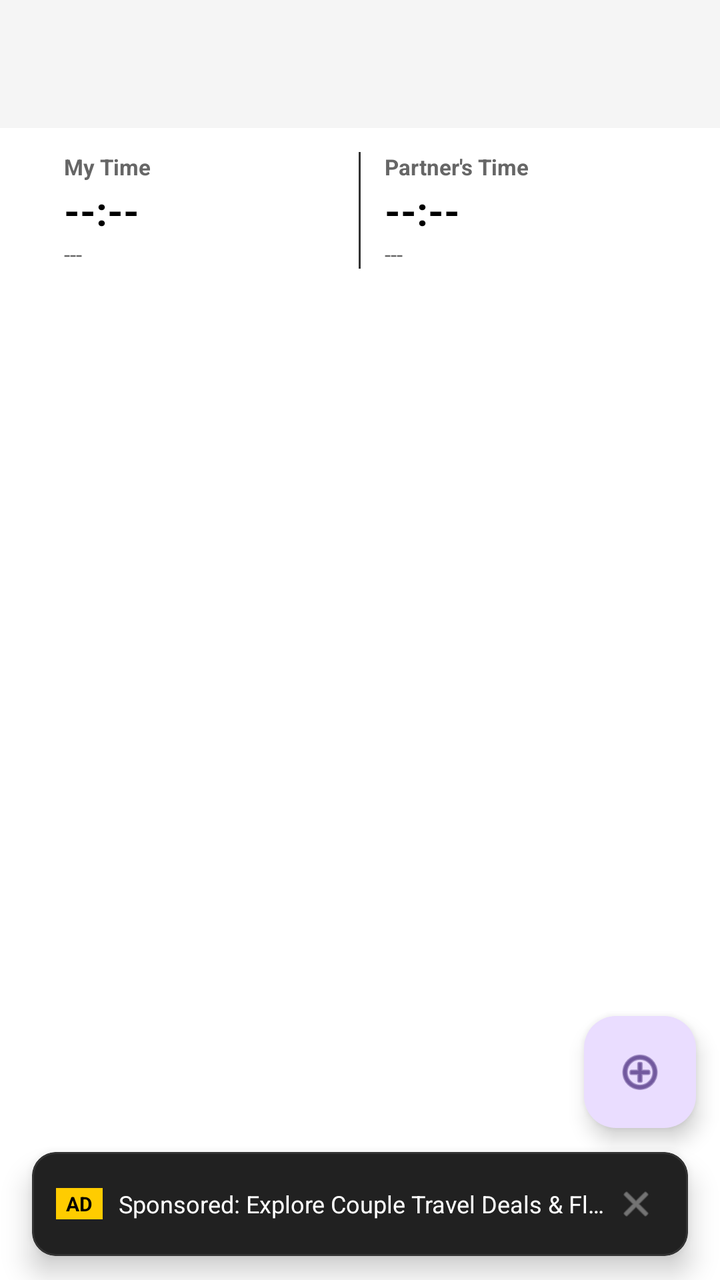
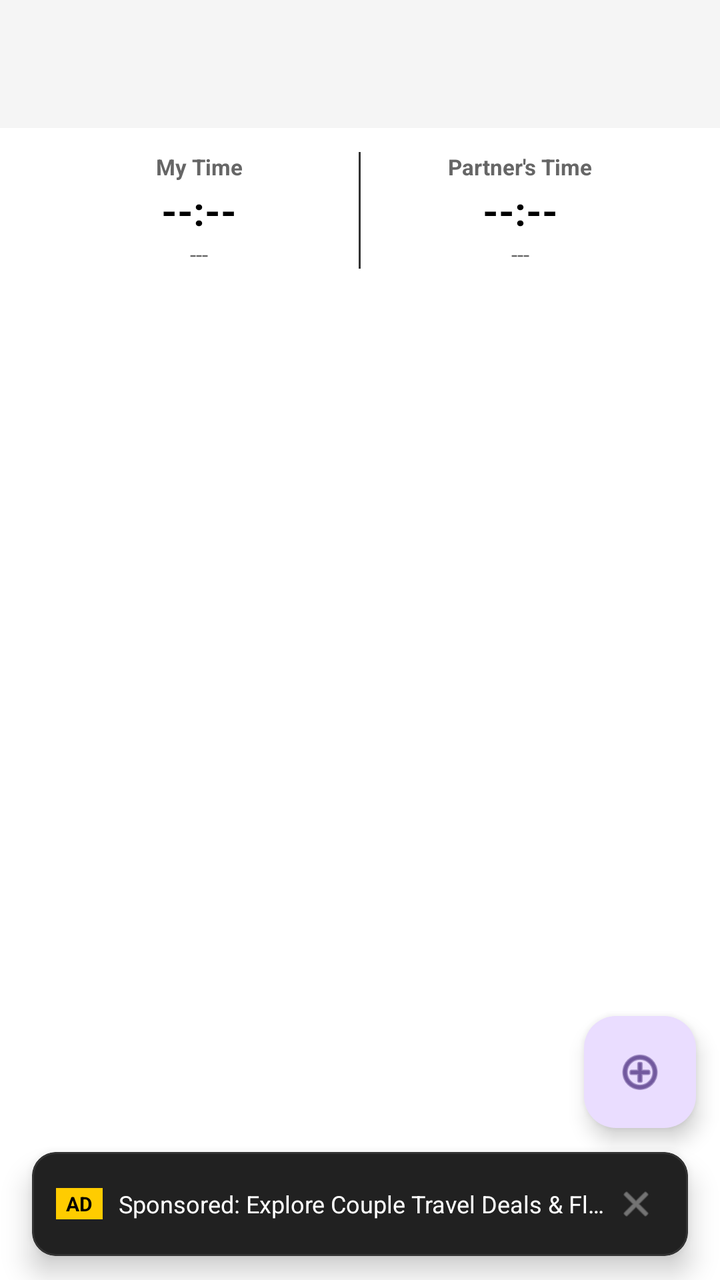

Compare the two renders of this Android layout. The source of the first and the diff that turns it into the second are given below.
<!-- AndroidManifest.xml: application theme Theme.ProjectCecily -->
<!-- res/layout/activity_flight.xml -->
<?xml version="1.0" encoding="utf-8"?>
<androidx.constraintlayout.widget.ConstraintLayout xmlns:android="http://schemas.android.com/apk/res/android"
    xmlns:app="http://schemas.android.com/apk/res-auto"
    android:layout_width="match_parent"
    android:layout_height="match_parent"
    android:background="@color/app_background">

    
    <com.google.android.material.appbar.AppBarLayout
        android:id="@+id/appBarLayout"
        android:layout_width="match_parent"
        android:layout_height="wrap_content"
        android:fitsSystemWindows="true"
        app:elevation="4dp"
        app:layout_constraintEnd_toEndOf="parent"
        app:layout_constraintStart_toStartOf="parent"
        app:layout_constraintTop_toTopOf="parent">

        <com.google.android.material.appbar.MaterialToolbar
            android:id="@+id/toolbar"
            android:layout_width="match_parent"
            android:layout_height="?attr/actionBarSize"
            android:background="@color/card_background" />
    </com.google.android.material.appbar.AppBarLayout>

    
    <LinearLayout
        android:id="@+id/layoutHeaderTimezone"
        android:layout_width="0dp"
        android:layout_height="wrap_content"
        android:layout_marginHorizontal="16dp"
        android:layout_marginTop="8dp"
        android:orientation="vertical"
        android:paddingHorizontal="16dp"
        android:paddingVertical="4dp"
        app:layout_constraintEnd_toEndOf="parent"
        app:layout_constraintStart_toStartOf="parent"
        app:layout_constraintTop_toBottomOf="@id/appBarLayout">

        
        <LinearLayout
            android:id="@+id/layoutDualTimezone"
            android:layout_width="match_parent"
            android:layout_height="wrap_content"
            android:baselineAligned="false"
            android:orientation="horizontal"
            android:visibility="visible">

            
            <LinearLayout
                android:layout_width="0dp"
                android:layout_height="wrap_content"
                android:layout_weight="1"
                android:orientation="vertical">

                <TextView
                    android:id="@+id/tvMyTzTitle"
                    android:layout_width="wrap_content"
                    android:layout_height="wrap_content"
                    android:text="My Time"
                    android:textColor="@color/text_secondary"
                    android:textSize="11sp"
                    android:textStyle="bold" />

                <TextView
                    android:id="@+id/tvMyTimeClock"
                    android:layout_width="wrap_content"
                    android:layout_height="wrap_content"
                    android:layout_marginTop="1dp"
                    android:text="--:--"
                    android:textColor="@color/text_primary"
                    android:textSize="20sp"
                    android:textStyle="bold" />

                <TextView
                    android:id="@+id/tvMyDateInfo"
                    android:layout_width="wrap_content"
                    android:layout_height="wrap_content"
                    android:layout_marginTop="1dp"
                    android:text="---"
                    android:textColor="@color/text_secondary"
                    android:textSize="11sp" />
            </LinearLayout>

            
            <View
                android:layout_width="1dp"
                android:layout_height="match_parent"
                android:layout_marginHorizontal="12dp"
                android:background="#333333" />

            
            <LinearLayout
                android:layout_width="0dp"
                android:layout_height="wrap_content"
                android:layout_weight="1"
                android:orientation="vertical">

                <TextView
                    android:id="@+id/tvPartnerTzTitle"
                    android:layout_width="wrap_content"
                    android:layout_height="wrap_content"
                    android:text="Partner's Time"
                    android:textColor="@color/text_secondary"
                    android:textSize="11sp"
                    android:textStyle="bold" />

                <TextView
                    android:id="@+id/tvPartnerTimeClock"
                    android:layout_width="wrap_content"
                    android:layout_height="wrap_content"
                    android:layout_marginTop="1dp"
                    android:text="--:--"
                    android:textColor="@color/text_primary"
                    android:textSize="20sp"
                    android:textStyle="bold" />

                <TextView
                    android:id="@+id/tvPartnerDateInfo"
                    android:layout_width="wrap_content"
                    android:layout_height="wrap_content"
                    android:layout_marginTop="1dp"
                    android:text="---"
                    android:textColor="@color/text_secondary"
                    android:textSize="11sp" />
            </LinearLayout>

        </LinearLayout>

        
        <LinearLayout
            android:id="@+id/layoutSingleTimezone"
            android:layout_width="match_parent"
            android:layout_height="wrap_content"
            android:gravity="center"
            android:orientation="vertical"
            android:visibility="gone">

            <TextView
                android:id="@+id/tvSingleTimeClock"
                android:layout_width="wrap_content"
                android:layout_height="wrap_content"
                android:text="--:--"
                android:textColor="@color/text_primary"
                android:textSize="20sp"
                android:textStyle="bold" />

            <TextView
                android:id="@+id/tvSingleDateInfo"
                android:layout_width="wrap_content"
                android:layout_height="wrap_content"
                android:layout_marginTop="1dp"
                android:text="--- • Same Timezone 💖"
                android:textColor="@color/text_primary"
                android:textSize="12sp"
                android:textStyle="bold" />

        </LinearLayout>

    </LinearLayout>

    <androidx.recyclerview.widget.RecyclerView
        android:id="@+id/rvFlights"
        android:layout_width="0dp"
        android:layout_height="0dp"
        android:clipToPadding="false"
        android:paddingHorizontal="8dp"
        android:paddingTop="0dp"
        android:paddingBottom="8dp"
        app:layout_constraintBottom_toTopOf="@id/cardBannerAd"
        app:layout_constraintEnd_toEndOf="parent"
        app:layout_constraintStart_toStartOf="parent"
        app:layout_constraintTop_toBottomOf="@id/layoutHeaderTimezone" />

    
    <com.google.android.material.card.MaterialCardView
        android:id="@+id/cardBannerAd"
        android:layout_width="0dp"
        android:layout_height="52dp"
        android:layout_marginHorizontal="16dp"
        android:layout_marginBottom="12dp"
        app:cardBackgroundColor="#212121"
        app:cardCornerRadius="12dp"
        app:cardElevation="8dp"
        app:strokeColor="#333333"
        app:strokeWidth="1dp"
        app:layout_constraintBottom_toBottomOf="parent"
        app:layout_constraintEnd_toEndOf="parent"
        app:layout_constraintStart_toStartOf="parent">

        <LinearLayout
            android:layout_width="match_parent"
            android:layout_height="match_parent"
            android:gravity="center_vertical"
            android:orientation="horizontal"
            android:paddingHorizontal="12dp">

            <TextView
                android:layout_width="wrap_content"
                android:layout_height="wrap_content"
                android:background="#FFCC00"
                android:paddingHorizontal="5dp"
                android:paddingVertical="1dp"
                android:text="AD"
                android:textColor="#000000"
                android:textSize="10sp"
                android:textStyle="bold" />

            <TextView
                android:id="@+id/tvAdBannerText"
                android:layout_width="0dp"
                android:layout_height="wrap_content"
                android:layout_marginStart="8dp"
                android:layout_weight="1"
                android:ellipsize="end"
                android:singleLine="true"
                android:text="Sponsored: Explore Couple Travel Deals &amp; Flights ✈️"
                android:textColor="#FFFFFF"
                android:textSize="12sp" />

            <ImageView
                android:id="@+id/btnDismissAd"
                android:layout_width="28dp"
                android:layout_height="28dp"
                android:background="?attr/selectableItemBackgroundBorderless"
                android:clickable="true"
                android:contentDescription="Close Ad"
                android:focusable="true"
                android:padding="4dp"
                android:src="@android:drawable/ic_menu_close_clear_cancel"
                app:tint="#AAAAAA" />
        </LinearLayout>
    </com.google.android.material.card.MaterialCardView>

    <com.google.android.material.floatingactionbutton.FloatingActionButton
        android:id="@+id/fabAddFlight"
        android:layout_width="wrap_content"
        android:layout_height="wrap_content"
        android:layout_margin="12dp"
        android:contentDescription="Add flight"
        app:layout_constraintBottom_toTopOf="@id/cardBannerAd"
        app:layout_constraintEnd_toEndOf="parent"
        app:srcCompat="@android:drawable/ic_menu_add" />

</androidx.constraintlayout.widget.ConstraintLayout>
<!-- resources referenced by this layout -->
<resources>
  <color name="app_background">#FFFFFF</color>
  <color name="card_background">#F5F5F5</color>
  <color name="text_primary">#000000</color>
  <color name="text_secondary">#666666</color>
  <style name="Theme.ProjectCecily" parent="Base.Theme.ProjectCecily" />
  <style name="Base.Theme.ProjectCecily" parent="Theme.Material3.DayNight.NoActionBar">
          
          <item name="colorPrimary">@color/nav_selected</item>
          <item name="windowActionBar">false</item>
          <item name="windowNoTitle">true</item>
  
          
          <item name="colorOnSecondaryContainer">@color/nav_selected</item>
      </style>
  <color name="nav_selected">#007AFF</color>
</resources>

<!-- the commit's change to res/layout/activity_flight.xml (unified diff, before → after) -->
@@ -51,12 +51,14 @@
                 android:layout_width="0dp"
                 android:layout_height="wrap_content"
                 android:layout_weight="1"
+                android:gravity="center"
                 android:orientation="vertical">
 
                 <TextView
                     android:id="@+id/tvMyTzTitle"
                     android:layout_width="wrap_content"
                     android:layout_height="wrap_content"
+                    android:gravity="center"
                     android:text="My Time"
                     android:textColor="@color/text_secondary"
                     android:textSize="11sp"
@@ -67,6 +69,7 @@
                     android:layout_width="wrap_content"
                     android:layout_height="wrap_content"
                     android:layout_marginTop="1dp"
+                    android:gravity="center"
                     android:text="--:--"
                     android:textColor="@color/text_primary"
                     android:textSize="20sp"
@@ -77,6 +80,7 @@
                     android:layout_width="wrap_content"
                     android:layout_height="wrap_content"
                     android:layout_marginTop="1dp"
+                    android:gravity="center"
                     android:text="---"
                     android:textColor="@color/text_secondary"
                     android:textSize="11sp" />
@@ -94,12 +98,14 @@
                 android:layout_width="0dp"
                 android:layout_height="wrap_content"
                 android:layout_weight="1"
+                android:gravity="center"
                 android:orientation="vertical">
 
                 <TextView
                     android:id="@+id/tvPartnerTzTitle"
                     android:layout_width="wrap_content"
                     android:layout_height="wrap_content"
+                    android:gravity="center"
                     android:text="Partner's Time"
                     android:textColor="@color/text_secondary"
                     android:textSize="11sp"
@@ -110,6 +116,7 @@
                     android:layout_width="wrap_content"
                     android:layout_height="wrap_content"
                     android:layout_marginTop="1dp"
+                    android:gravity="center"
                     android:text="--:--"
                     android:textColor="@color/text_primary"
                     android:textSize="20sp"
@@ -120,6 +127,7 @@
                     android:layout_width="wrap_content"
                     android:layout_height="wrap_content"
                     android:layout_marginTop="1dp"
+                    android:gravity="center"
                     android:text="---"
                     android:textColor="@color/text_secondary"
                     android:textSize="11sp" />
